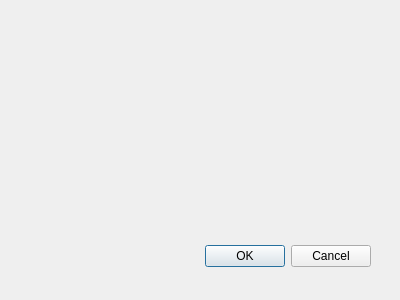
yyr/vapor, file apps/fcwizard/ui/Page2badfile.ui: the form before one commit.
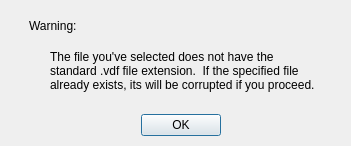
The form after the commit.

```diff
--- a/apps/fcwizard/ui/Page2badfile.ui
+++ b/apps/fcwizard/ui/Page2badfile.ui
@@ -1,34 +1,61 @@
-<ui version="4.0" >
- <author></author>
- <comment></comment>
- <exportmacro></exportmacro>
- <class>Dialog</class>
- <widget class="QDialog" name="Dialog" >
-  <property name="geometry" >
+<?xml version="1.0" encoding="UTF-8"?>
+<ui version="4.0">
+ <class>Page2badfile</class>
+ <widget class="QDialog" name="Page2badfile">
+  <property name="geometry">
    <rect>
     <x>0</x>
     <y>0</y>
-    <width>400</width>
-    <height>300</height>
+    <width>351</width>
+    <height>146</height>
    </rect>
   </property>
   <property name="windowTitle" >
    <string>Dialog</string>
   </property>
-  <widget class="QDialogButtonBox" name="buttonBox" >
-   <property name="geometry" >
+  <widget class="QDialogButtonBox" name="buttonBox">
+   <property name="geometry">
     <rect>
-     <x>30</x>
-     <y>240</y>
-     <width>341</width>
+     <x>140</x>
+     <y>109</y>
+     <width>81</width>
      <height>32</height>
     </rect>
    </property>
    <property name="orientation" >
     <enum>Qt::Horizontal</enum>
    </property>
-   <property name="standardButtons" >
-    <set>QDialogButtonBox::Cancel|QDialogButtonBox::Ok</set>
+   <property name="standardButtons">
+    <set>QDialogButtonBox::Ok</set>
+   </property>
+  </widget>
+  <widget class="QLabel" name="label">
+   <property name="geometry">
+    <rect>
+     <x>29</x>
+     <y>18</y>
+     <width>62</width>
+     <height>16</height>
+    </rect>
+   </property>
+   <property name="text">
+    <string>Warning:</string>
+   </property>
+  </widget>
+  <widget class="QLabel" name="label_2">
+   <property name="geometry">
+    <rect>
+     <x>50</x>
+     <y>30</y>
+     <width>271</width>
+     <height>81</height>
+    </rect>
+   </property>
+   <property name="text">
+    <string>The file you've selected does not have the standard .vdf file extension.  If the specified file already exists, its will be corrupted if you proceed.</string>
+   </property>
+   <property name="wordWrap">
+    <bool>true</bool>
    </property>
   </widget>
  </widget>
```
Left out of the diff: 17 changed lines with no effect on the pictures.
